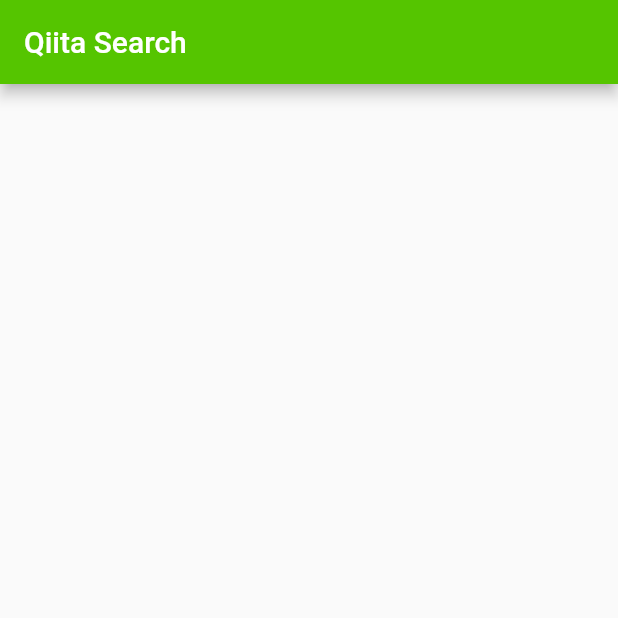
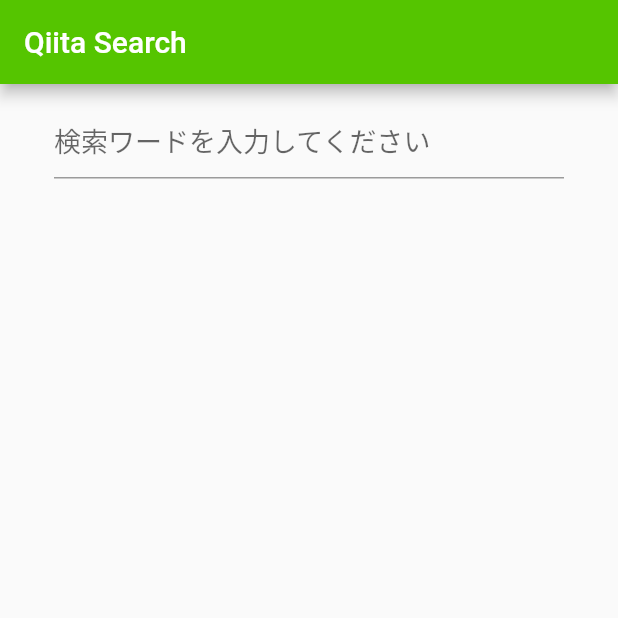
Before and after one commit to SIshizaka/flutter_zenn_training, a Flutter app: the screen it shows after launch, on a phone screen of 412 x 824 dp, the top half of it. Run offline on Flutter 3.47's test engine with Material 2 defaults, Android fonts, the phone set to English and light mode, and no system bars; our stand-ins replace flutter_dotenv.

Commit message:
Chapter21

```diff
--- a/lib/screens/search_screen.dart
+++ b/lib/screens/search_screen.dart
@@ -19,6 +19,8 @@
 // _SearchScreenStateはSearchScreenのStateを表します。
 class _SearchScreenState extends State<SearchScreen> {
   // StatelessWidgetではStatelessWidgetですが、StatefulWidgetであるためstateを持つ必要があります。
+  // 検索結果を格納する変数
+  List<Article> articles = [];
   @override
   Widget build(BuildContext context) {
     // ScaffoldはMaterial Designの基本的なレイアウトコンポーネントです。
@@ -28,11 +30,35 @@
       // 例えば `appBar: AppBar(title: const Text('Qiita Search'))` と設定しているため、
       // SearchScreen が描画された際、アプリバーの上端には 'Qiita Search'というタイトルが表示されます。
       appBar: AppBar(title: const Text('Qiita Search')
-          // これは、SearchScreenのタイトルとしてQiita Searchという文字列を設定しています。
           ),
-      // bodyプロパティには、Scaffoldの主体部分のWidgetを指定します。
-      // これは、SearchScreenの主要な内容を表すWidgetです。
-      body: Container(),
+      body: Column(
+        children: [
+          //検索ボックス
+          Padding(
+            padding: const EdgeInsets.symmetric(
+              vertical: 12,
+              horizontal: 36,
+            ),
+            child: TextField(
+              style: TextStyle(
+                fontSize: 18,
+                color: Colors.black,
+              ),
+              // プレースホルダー
+              decoration: InputDecoration(hintText: '検索ワードを入力してください'),
+              // Enter押下時に画面から入力を受け取る
+              onSubmitted: (String value) async {
+                // 検索処理を実行する
+                final results = await searchQiita(value);
+                // 検索結果を代入
+                setState(() => articles = results);
+              },
+            ),
+          )
+          //検索結果一覧
+        ],
+      ),
+
     );
   }
   Future<List<Article>> searchQiita(String keyword) async {
--- a/pubspec.yaml
+++ b/pubspec.yaml
@@ -59,12 +59,14 @@
   # included with your application, so that you can use the icons in
   # the material Icons class.
   uses-material-design: true
+  assets:
+  - .env
 
   # To add assets to your application, add an assets section, like this:
   # assets:
   #   - images/a_dot_burr.jpeg
   #   - images/a_dot_ham.jpeg
-  #   - .env
+  #   -
 
   # An image asset can refer to one or more resolution-specific "variants", see
   # https://flutter.dev/assets-and-images/#resolution-aware
```
Also changed, not shown: 1 other file.
